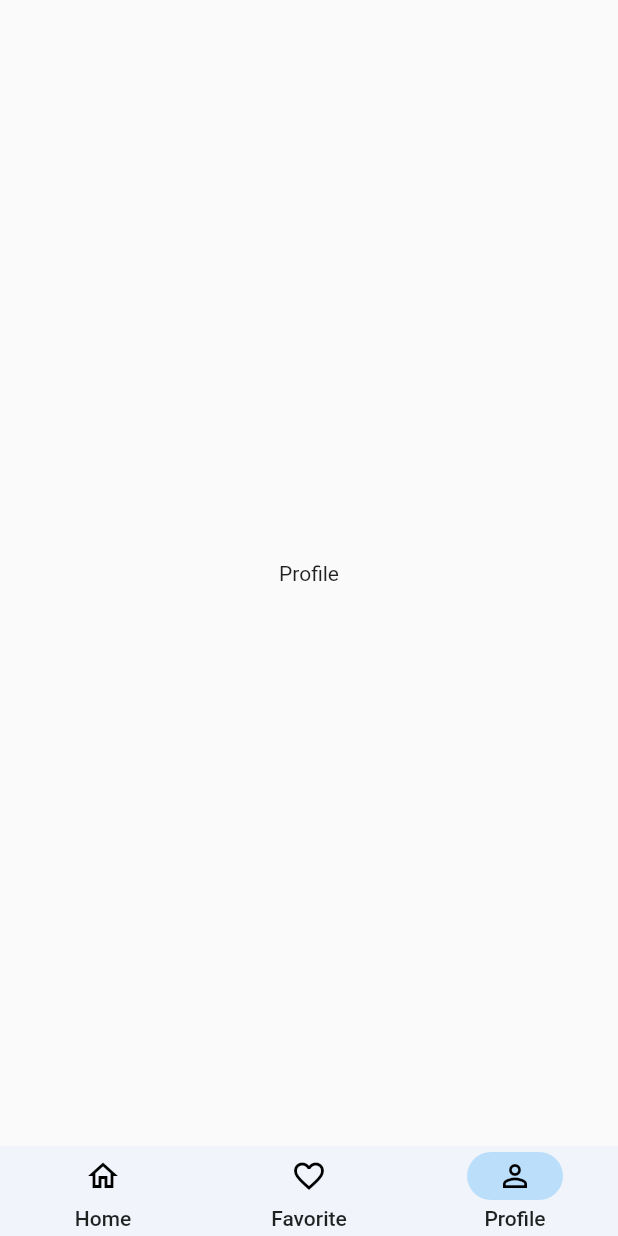
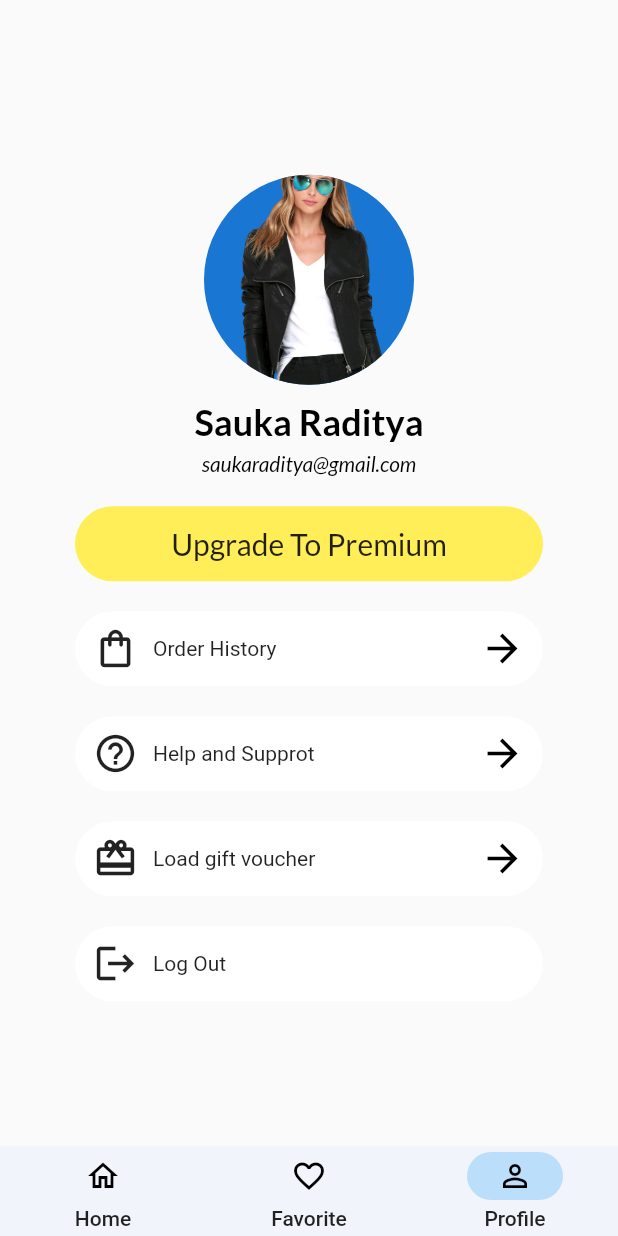
Before and after one commit to RadityaRevanto/Projek_PAS, a Flutter app: the MaterialYou screen opened directly, item 3 of the bottom bar chosen, on a phone screen of 412 x 824 dp. Run offline on Flutter 3.47's test engine with Material 2 defaults, Android fonts, the light colour scheme and no system bars; our stand-ins replace bloc, carousel_slider, equatable, flutter_bloc, flutter_svg, font_awesome_flutter and 1 more.

Commit message:
screen: [RR] add Profile Page

```diff
--- a/lib/Login/UI/welcome_screen.dart
+++ b/lib/Login/UI/welcome_screen.dart
@@ -15,7 +15,7 @@ class WelcomeScreen extends StatelessWidget {
           Expanded(
             child: Hero(
                 tag: 'image',
-                child: Image.asset('assets/images/welcome_image.png')),
+                child: Image.asset('assets/images/mage.png')),
           ),
           Expanded(
             child: Column(
--- a/lib/OnBoarding/Landing.dart
+++ b/lib/OnBoarding/Landing.dart
@@ -17,7 +17,7 @@ class _LandingState extends State<Landing> {
         title: "Secure Payment",
         description:
         "We guarantee the security of all transactions",
-        image: "assets/images/secure-payment.png"),
+        image: "assets/images/secure.png"),
     SliderPage(
         title: "Shipment With Express",
         description:
--- /dev/null
+++ b/lib/ProfilPage/profile_page.dart
@@ -0,0 +1,159 @@
+import 'package:flutter/material.dart';
+import 'package:google_fonts/google_fonts.dart';
+
+class ProfilPage extends StatelessWidget {
+  const ProfilPage({Key? key}) : super(key: key);
+
+  @override
+  Widget build(BuildContext context) {
+    return Scaffold(
+      body: Center(
+        child: Padding(
+          padding:
+              const EdgeInsets.only(left: 50, right: 50, bottom: 20, top: 20),
+          child: Column(
+            mainAxisAlignment: MainAxisAlignment.center,
+            crossAxisAlignment: CrossAxisAlignment.center,
+            children: [
+              SizedBox(
+                height: 20,
+              ),
+              CircleAvatar(
+                radius: 70,
+                backgroundImage: AssetImage('assets/images/Warm Jacket.png'),
+              ),
+              SizedBox(
+                height: 10,
+              ),
+              Text(
+                "Sauka Raditya",
+                style: GoogleFonts.lato(
+                  color: Colors.black,
+                  fontWeight: FontWeight.w700,
+                  fontSize: 24,
+                ),
+              ),
+              SizedBox(
+                height: 5,
+              ),
+              Text(
+                "saukaraditya@gmail.com",
+                style: GoogleFonts.lato(
+                  color: Colors.black,
+                  fontWeight: FontWeight.w500,
+                  fontSize: 14,
+                  fontStyle: FontStyle.italic,
+                ),
+              ),
+              SizedBox(
+                height: 20,
+              ),
+              Container(
+                decoration: BoxDecoration(
+                    color: Colors.yellow[400],
+                    borderRadius: BorderRadius.all(
+                      Radius.circular(30),
+                    )),
+                height: 50,
+                width: 500,
+                child: Center(
+                  child: Text(
+                    "Upgrade To Premium",
+                    style: GoogleFonts.lato(
+                        fontSize: 20, fontWeight: FontWeight.w500),
+                  ),
+                ),
+              ),
+              SizedBox(
+                height: 20,
+              ),
+              ProfileMenu(
+                text: 'Order History',
+                icon: Icons.shopping_bag_outlined,
+                arrowShown: true,
+              ),
+              SizedBox(
+                height: 20,
+              ),
+              ProfileMenu(
+                text: 'Help and Supprot',
+                icon: Icons.help_outline,
+                arrowShown: true,
+              ),
+              SizedBox(
+                height: 20,
+              ),
+              ProfileMenu(
+                text: 'Load gift voucher',
+                icon: Icons.card_giftcard,
+                arrowShown: true,
+              ),
+              SizedBox(
+                height: 20,
+              ),
+              ProfileMenu(
+                text: 'Log Out',
+                icon: Icons.logout,
+                arrowShown: false,
+              ),
+            ],
+          ),
+        ),
+      ),
+    );
+  }
+}
+
+class ProfileMenu extends StatelessWidget {
+  ProfileMenu(
+      {required this.text, required this.icon, required this.arrowShown});
+  final String text;
+  final IconData icon;
+  final bool arrowShown;
+
+  @override
+  Widget build(BuildContext context) {
+    return Container(
+        decoration: BoxDecoration(
+            color: Colors.white,
+            borderRadius: BorderRadius.all(
+              Radius.circular(30),
+            )),
+        height: 50,
+        width: 500,
+        child: Row(
+          mainAxisAlignment: MainAxisAlignment.spaceBetween,
+          children: [
+            Row(
+              children: [
+                Padding(
+                  padding: const EdgeInsets.only(left: 12.0),
+                  child: Icon(
+                    icon,
+                    size: 30,
+
+                  ),
+                ),
+                SizedBox(
+                  width: 10,
+                ),
+                Text(
+                  "$text",
+
+                ),
+              ],
+            ),
+            arrowShown
+                ? Padding(
+                    padding: const EdgeInsets.only(right: 12.0),
+                    child: Icon(
+                      Icons.arrow_forward,
+                      size: 30,
+                      color: Colors.black,
+                    ),
+                  )
+                : Container(),
+          ],
+        ));
+  }
+}
--- a/lib/bottom_navigation/bottom_navigation.dart
+++ b/lib/bottom_navigation/bottom_navigation.dart
@@ -2,6 +2,7 @@ import 'package:flutter/material.dart';
 
 import 'package:projek_pas/HomePage/home_page.dart';
 import 'package:projek_pas/Keranjang/keranjang_screen.dart';
+import 'package:projek_pas/ProfilPage/profile_page.dart';
 
 
 class MaterialYou extends StatefulWidget {
@@ -18,7 +19,7 @@ class _MaterialYouState extends State<MaterialYou> {
     HomePage(),
     /*MainCart(),*/
     Center(child: Text('Profile'),),
-    Center(child: Text('Profile'),),
+    ProfilPage()
   ];
   @override
   Widget build(BuildContext context) => Scaffold(
--- a/pubspec.yaml
+++ b/pubspec.yaml
@@ -45,6 +45,7 @@ dependencies:
   path_provider: ^2.0.11
   sqflite:
   http:
+  google_fonts:
 
 
 dev_dependencies:
```
Also changed, not shown: assets/images/mage.png (added), assets/images/secure.png (added), pubspec.lock.
